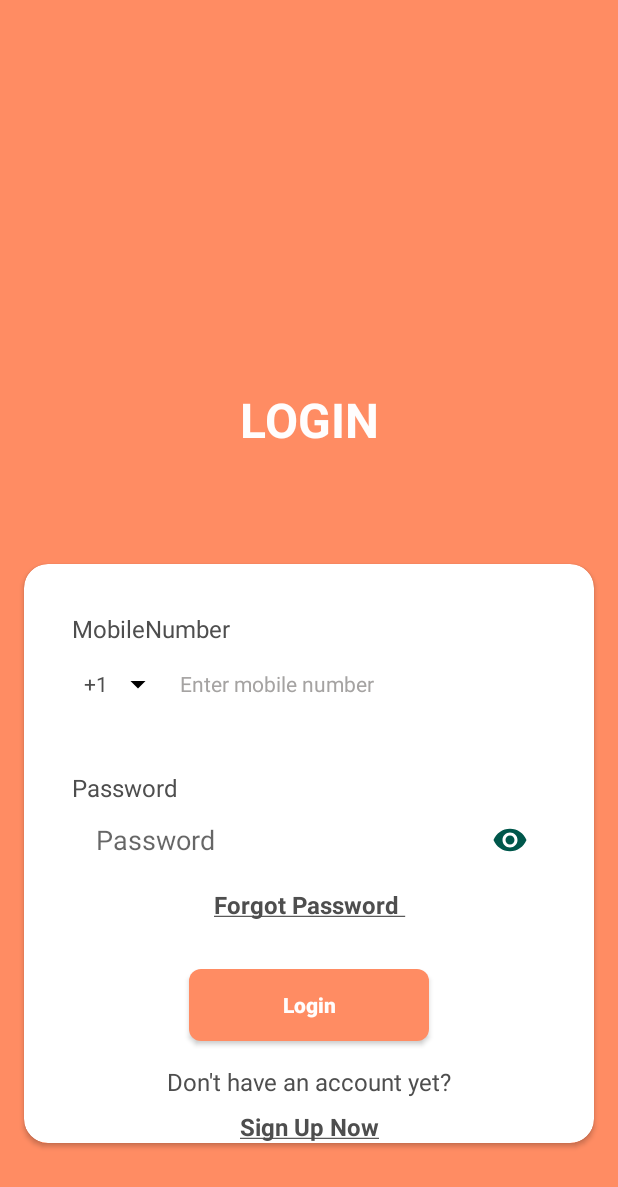
After one commit to Ngaing12/AppVNO, an Android app: the layout activity_login.xml on its own in the app's theme, with its tools: preview values and no code run, on a phone screen of 412 x 824 dp. The commit adds this screen. Shown: the top 1187 px of the screen. Run offline under Robolectric (Android 15) with nearby library versions, the phone set to English and light mode, and no system bars.

Commit message:
added files for login xml

```diff
--- /dev/null
+++ b/app/src/main/res/drawable/ic_arrow_drop_down_black_24dp.xml
@@ -0,0 +1,9 @@
+<vector xmlns:android="http://schemas.android.com/apk/res/android"
+        android:width="24dp"
+        android:height="24dp"
+        android:viewportWidth="24.0"
+        android:viewportHeight="24.0">
+    <path
+        android:fillColor="#FF000000"
+        android:pathData="M7,10l5,5 5,-5z"/>
+</vector>
--- /dev/null
+++ b/app/src/main/res/layout/activity_login.xml
@@ -0,0 +1,184 @@
+<?xml version="1.0" encoding="utf-8"?>
+<androidx.constraintlayout.widget.ConstraintLayout xmlns:android="http://schemas.android.com/apk/res/android"
+    xmlns:app="http://schemas.android.com/apk/res-auto"
+    xmlns:tools="http://schemas.android.com/tools"
+    android:layout_width="match_parent"
+    android:layout_height="match_parent"
+    android:background="@color/colorTextHighLight"
+    tools:context=".ui.loginRegister.LoginActivity">
+
+
+  <androidx.constraintlayout.widget.Guideline
+      android:id="@+id/guideline"
+      android:layout_width="wrap_content"
+      android:layout_height="wrap_content"
+      android:orientation="horizontal"
+      app:layout_constraintGuide_percent="0.42" />
+
+  <ImageView
+      android:id="@+id/login_img_logo"
+      android:layout_width="match_parent"
+      android:layout_height="200dp"
+      android:layout_marginTop="@dimen/margin_32dp"
+      app:layout_constraintTop_toTopOf="parent"
+      app:layout_constraintBottom_toTopOf="@id/login_tv_title"/>
+
+
+  <TextView
+      style="@style/TextViewXXL.Offset"
+      android:id="@+id/login_tv_title"
+      android:text="LOGIN"
+      android:layout_width="match_parent"
+      android:layout_height="wrap_content"
+      android:layout_marginBottom="@dimen/margin_32dp"
+      app:layout_constraintBottom_toTopOf="@id/guideline"
+      app:layout_constraintTop_toBottomOf="@id/login_img_logo"/>
+
+  <androidx.cardview.widget.CardView
+      android:layout_width="match_parent"
+      android:layout_height="wrap_content"
+      app:cardCornerRadius="@dimen/margin_16dp"
+      android:layout_marginBottom="@dimen/margin_32dp"
+      android:layout_marginStart="@dimen/margin_16dp"
+      android:layout_marginEnd="@dimen/margin_16dp"
+      app:layout_constraintTop_toBottomOf="@id/guideline"
+      app:layout_constraintBottom_toBottomOf="parent">
+
+    <androidx.constraintlayout.widget.ConstraintLayout
+        android:id="@+id/login_container_content"
+        android:layout_width="match_parent"
+        android:layout_height="match_parent">
+
+      <TextView
+          android:id="@+id/login_tv_desc1"
+          style="@style/TextViewL"
+          android:textAlignment="viewStart"
+          android:layout_width="match_parent"
+          android:layout_height="wrap_content"
+          android:layout_marginStart="@dimen/margin_32dp"
+          android:layout_marginEnd="@dimen/margin_32dp"
+          android:layout_marginTop="@dimen/margin_32dp"
+          app:layout_constraintTop_toTopOf="@id/login_container_content"
+          android:text="MobileNumber"/>
+
+      <EditText
+          android:id="@+id/login_edt_countryCode"
+          style="@style/EditTextPrimary"
+          android:layout_width="64dp"
+          android:text="+1"
+          android:layout_margin="0dp"
+          android:focusable="false"
+          android:layout_marginTop="@dimen/margin_32dp"
+          android:drawableEnd="@drawable/ic_arrow_drop_down_black_24dp"
+          app:layout_constraintLeft_toLeftOf="@id/login_tv_desc1"
+          app:layout_constraintTop_toBottomOf="@id/login_tv_desc1"/>
+
+      <EditText
+          android:id="@+id/login_edt_mobileNumber"
+          style="@style/EditTextPrimary"
+          android:layout_width="0dp"
+          android:layout_margin="0dp"
+          android:hint="Enter mobile number"
+          android:layout_marginTop="@dimen/margin_32dp"
+          app:layout_constraintTop_toTopOf="@id/login_edt_countryCode"
+          app:layout_constraintLeft_toRightOf="@id/login_edt_countryCode"
+          app:layout_constraintRight_toRightOf="@id/login_tv_desc1"/>
+
+      <TextView
+          android:id="@+id/login_tv_desc2"
+          style="@style/TextViewL"
+          android:textAlignment="viewStart"
+          android:layout_width="0dp"
+          android:layout_height="wrap_content"
+          android:text="Password"
+          android:layout_marginTop="@dimen/margin_32dp"
+          app:layout_constraintTop_toBottomOf="@id/login_edt_countryCode"
+          app:layout_constraintLeft_toLeftOf="@id/login_tv_desc1"
+          app:layout_constraintRight_toRightOf="@id/login_tv_desc1"/>
+
+      <EditText
+          android:id="@+id/login_edt_mobile"
+          style="@style/EditTextPrimary"
+          android:layout_width="0dp"
+          android:layout_margin="0dp"
+          android:hint="Enter mobile number"
+          android:layout_marginTop="@dimen/margin_32dp"
+          app:layout_constraintTop_toTopOf="@id/login_edt_countryCode"
+          app:layout_constraintLeft_toRightOf="@id/login_edt_countryCode"
+          app:layout_constraintRight_toRightOf="@id/login_tv_desc1"/>
+
+      <com.google.android.material.textfield.TextInputLayout
+          android:id="@+id/login_til_password"
+          app:hintEnabled="false"
+          android:layout_width="0dp"
+          android:layout_height="wrap_content"
+          app:passwordToggleEnabled="true"
+          app:passwordToggleTint="@color/colorPrimaryDark"
+          app:layout_constraintLeft_toLeftOf="@id/login_tv_desc1"
+          app:layout_constraintRight_toRightOf="@id/login_tv_desc1"
+          app:layout_constraintTop_toBottomOf="@id/login_tv_desc2">
+
+        <com.google.android.material.textfield.TextInputEditText
+            android:id="@+id/login_edt_password"
+            android:layout_width="match_parent"
+            android:layout_height="wrap_content"
+            android:paddingStart="@dimen/margin_16dp"
+            android:background="@android:color/transparent"
+            android:inputType="textPassword"
+            android:hint="Password"/>
+
+      </com.google.android.material.textfield.TextInputLayout>
+
+      <TextView
+          android:id="@+id/login_tv_forgotPassword"
+          style="@style/TextViewL"
+          android:layout_width="match_parent"
+          android:layout_height="wrap_content"
+          android:text="@string/forgot_password_underline"
+          android:textStyle="bold"
+          android:layout_marginTop="@dimen/margin_8dp"
+          app:layout_constraintTop_toBottomOf="@id/login_til_password"
+          app:layout_constraintLeft_toLeftOf="@id/login_tv_desc1"
+          app:layout_constraintRight_toRightOf="@id/login_tv_desc1" />
+
+      <Button
+          android:id="@+id/login_btn_login"
+          style="@style/ButtonPrimary"
+          android:layout_width="wrap_content"
+          android:layout_height="wrap_content"
+          android:textAllCaps="false"
+          android:minWidth="160dp"
+          android:layout_marginTop="@dimen/margin_32dp"
+          app:layout_constraintTop_toBottomOf="@id/login_tv_forgotPassword"
+          app:layout_constraintLeft_toLeftOf="parent"
+          app:layout_constraintRight_toRightOf="parent"
+          android:text="Login"/>
+
+
+      <TextView
+          android:id="@+id/login_tv_desc3"
+          style="@style/TextViewL"
+          android:layout_width="match_parent"
+          android:layout_height="wrap_content"
+          app:layout_constraintLeft_toLeftOf="@id/login_tv_desc1"
+          app:layout_constraintRight_toRightOf="@id/login_tv_desc1"
+          app:layout_constraintTop_toBottomOf="@id/login_btn_login"
+          android:layout_marginTop="@dimen/margin_16dp"
+          android:text="Don't have an account yet?"/>
+
+      <TextView
+          android:id="@+id/login_tv_signUp"
+          style="@style/TextViewL"
+          android:layout_width="match_parent"
+          android:layout_height="wrap_content"
+          android:text="@string/sign_up_underline"
+          android:textStyle="bold"
+          android:layout_marginTop="@dimen/margin_8dp"
+          app:layout_constraintTop_toBottomOf="@id/login_tv_desc3"
+          app:layout_constraintLeft_toLeftOf="@id/login_tv_desc1"
+          app:layout_constraintRight_toRightOf="@id/login_tv_desc1" />
+    </androidx.constraintlayout.widget.ConstraintLayout>
+  </androidx.cardview.widget.CardView>
+
+
+</androidx.constraintlayout.widget.ConstraintLayout>
--- a/app/src/main/res/values/strings.xml
+++ b/app/src/main/res/values/strings.xml
@@ -1,5 +1,7 @@
 <resources>
   <string name="app_name">AppVNO</string>
+  <string name="forgot_password_underline"><u>Forgot Password </u></string>
+  <string name="sign_up_underline"><u>Sign Up Now</u></string>
 
   <!-- TODO: Remove or change this placeholder text -->
   <string name="temp_getStarted_1">Welcome to AppVNO</string>
--- a/app/src/main/res/values/styles.xml
+++ b/app/src/main/res/values/styles.xml
@@ -96,8 +96,6 @@
         <item name="android:textColorHint">@color/colorHintPrimary</item>
         <item name="android:padding">@dimen/margin_8dp</item>
         <item name="android:ems">10</item>
-        <item name="android:layout_marginStart">@dimen/margin_32dp</item>
-        <item name="android:layout_marginEnd">@dimen/margin_32dp</item>
     </style>
 
     <!-- Bottom Navigation -->
```
Also changed, not shown: app/build.gradle (+4 -3 lines), app/src/main/AndroidManifest.xml (+16 -5 lines), app/src/main/java/app/pldt/appvno/service/MyFirebaseInstanceIdService.kt (added, +40 -0 lines), app/src/main/java/app/pldt/appvno/ui/loginRegister/LoginActivity.kt (added, +43 -0 lines), app/src/main/java/app/pldt/appvno/ui/loginRegister/LoginBottomSheetFragment.kt (added, +69 -0 lines), app/src/main/res/drawable/bottom_sheet_background.xml (added, +9 -0 lines), app/src/main/res/layout/bottom_sheet_login.xml (added, +16 -0 lines).
